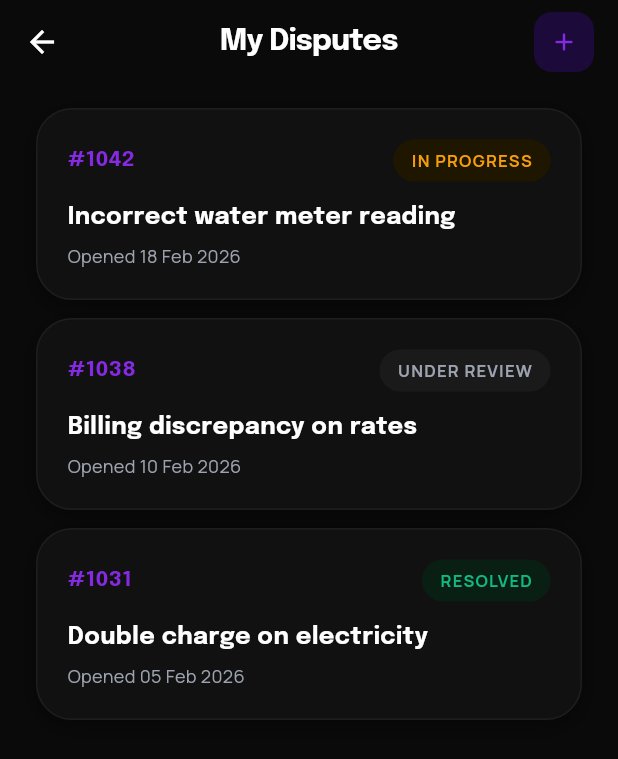
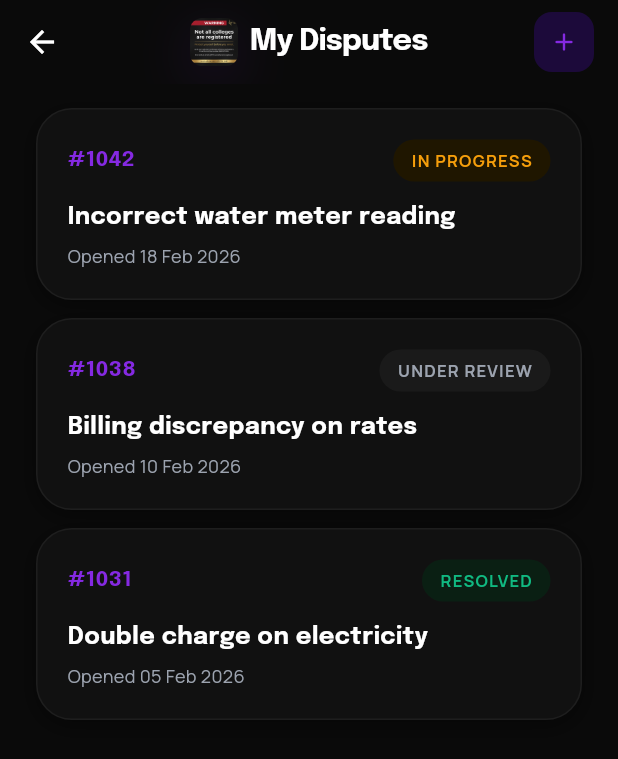
Before and after one commit to OfentseThulare/Sp-rhund-, a Flutter app: the DisputesListScreen screen opened by its route, on a phone screen of 412 x 824 dp. Shown: the top 759 px of the screen. Run offline on Flutter 3.47's test engine with Material 3 defaults, Android fonts, the phone set to English and light mode, and no system bars; our stand-ins replace go_router, google_fonts; accounts and stored records are empty.

Commit message:
feat: use correct dark-background brand logo across app
- Replace logo asset with Untitled design (2).png — dark background,
  red accent band, white hound silhouette; blends into dark theme
- Remove container background from SpuerhundLogo widget (image is
  self-contained with dark bg), keep purple glow shadow only
- Add logo to dashboard header alongside greeting
- Add logo to disputes screen app bar title

```diff
--- a/spurhund_app/lib/screens/dashboard/home_dashboard_screen.dart
+++ b/spurhund_app/lib/screens/dashboard/home_dashboard_screen.dart
@@ -11,6 +11,7 @@ import '../../widgets/staggered_column.dart';
 import '../../view_models/account_view_model.dart';
 import '../../view_models/user_view_model.dart';
 import '../../models/account.dart';
+import '../../widgets/spurhund_logo.dart';
 
 class HomeDashboardScreen extends StatefulWidget {
   const HomeDashboardScreen({super.key});
@@ -148,6 +149,11 @@ class _HomeDashboardScreenState extends State<HomeDashboardScreen> {
     return Row(
       mainAxisAlignment: MainAxisAlignment.spaceBetween,
       children: [
+        const SpuerhundLogo(
+          size: 44,
+          containerBorderRadius: SpuerhundRadius.sm,
+        ),
+        const SizedBox(width: SpuerhundSpacing.md),
         Expanded(
           child: Column(
             crossAxisAlignment: CrossAxisAlignment.start,
--- a/spurhund_app/lib/screens/disputes/disputes_list_screen.dart
+++ b/spurhund_app/lib/screens/disputes/disputes_list_screen.dart
@@ -7,6 +7,7 @@ import '../../widgets/status_badge.dart';
 import '../../widgets/shimmer_loader.dart';
 import '../../widgets/staggered_column.dart';
 import '../../view_models/dispute_view_model.dart';
+import '../../widgets/spurhund_logo.dart';
 
 class DisputesListScreen extends StatefulWidget {
   const DisputesListScreen({super.key});
@@ -32,7 +33,17 @@ class _DisputesListScreenState extends State<DisputesListScreen> {
       backgroundColor: SpuerhundColours.background,
       appBar: AppBar(
         leading: const BackButton(),
-        title: const Text('My Disputes'),
+        title: Row(
+          mainAxisSize: MainAxisSize.min,
+          children: [
+            const SpuerhundLogo(
+              size: 32,
+              containerBorderRadius: SpuerhundRadius.xs,
+            ),
+            const SizedBox(width: SpuerhundSpacing.sm),
+            const Text('My Disputes'),
+          ],
+        ),
         actions: [
           Container(
             margin: const EdgeInsets.only(right: SpuerhundSpacing.md),
--- a/spurhund_app/lib/widgets/spurhund_logo.dart
+++ b/spurhund_app/lib/widgets/spurhund_logo.dart
@@ -1,10 +1,9 @@
 import 'package:flutter/material.dart';
 import '../theme/colours.dart';
 
-/// The official Spürhund brand logo rendered from the PNG asset.
-/// Uses a black background to blend seamlessly into the dark theme.
-/// The logo image (white hound on black) is displayed directly
-/// inside an optional rounded container.
+/// Spürhund brand logo — dark background with red accent and white hound.
+/// Blends seamlessly into the dark theme. Optional rounded container with
+/// a subtle purple glow shadow for premium presence.
 class SpuerhundLogo extends StatelessWidget {
   final double size;
   final bool showContainer;
@@ -19,11 +18,14 @@ class SpuerhundLogo extends StatelessWidget {
 
   @override
   Widget build(BuildContext context) {
-    final imageWidget = Image.asset(
-      'assets/images/spurhund_logo.png',
-      width: size,
-      height: size,
-      fit: BoxFit.contain,
+    final imageWidget = ClipRRect(
+      borderRadius: BorderRadius.circular(containerBorderRadius),
+      child: Image.asset(
+        'assets/images/spurhund_logo.png',
+        width: size,
+        height: size,
+        fit: BoxFit.cover,
+      ),
     );
 
     if (!showContainer) return imageWidget;
@@ -32,22 +34,16 @@ class SpuerhundLogo extends StatelessWidget {
       width: size,
       height: size,
       decoration: BoxDecoration(
-        color: SpuerhundColours.backgroundDark,
         borderRadius: BorderRadius.circular(containerBorderRadius),
-        border: Border.all(
-          color: SpuerhundColours.border,
-          width: 1.5,
-        ),
         boxShadow: [
           BoxShadow(
-            color: SpuerhundColours.primary.withValues(alpha: 0.20),
+            color: SpuerhundColours.primary.withValues(alpha: 0.25),
             blurRadius: 32,
             offset: const Offset(0, 8),
             spreadRadius: -4,
           ),
         ],
       ),
-      clipBehavior: Clip.antiAlias,
       child: imageWidget,
     );
   }
```
Also changed, not shown: spurhund_app/assets/images/spurhund_logo.png, 3 other files.
